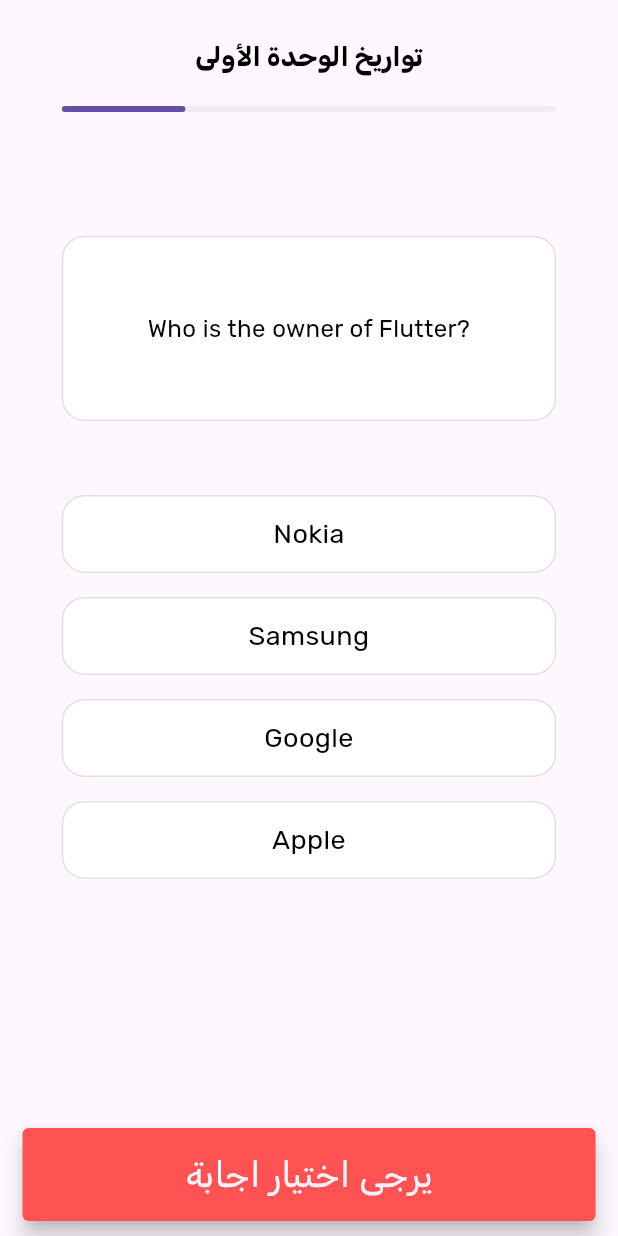
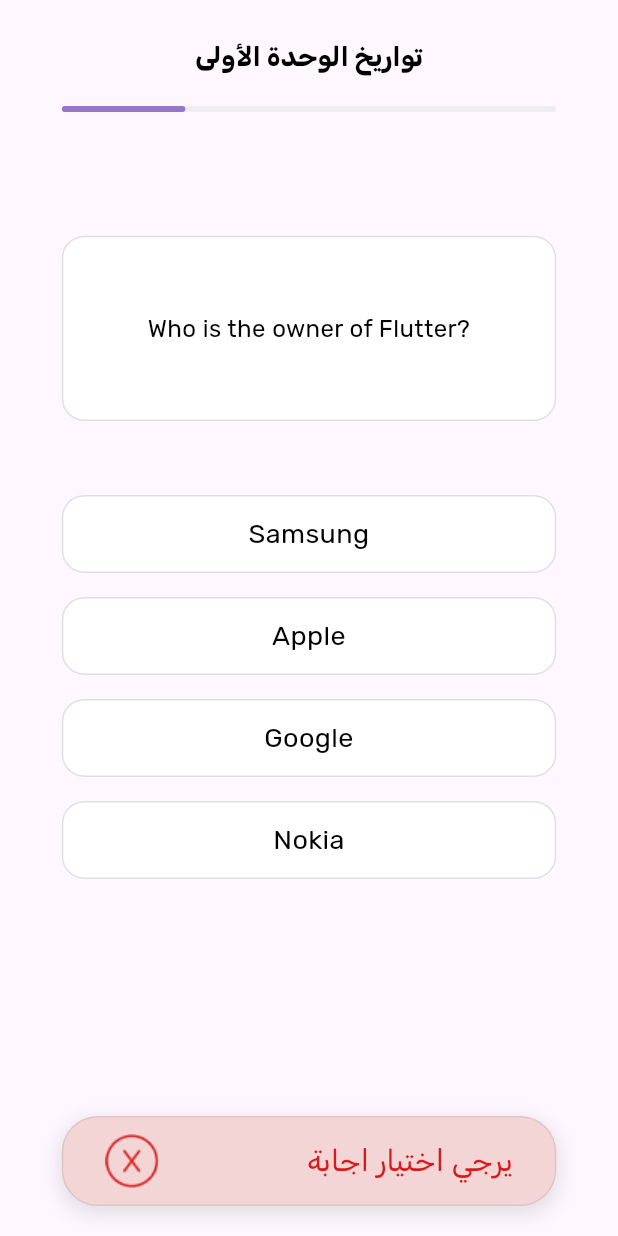
Before and after one commit to mohammed-el-amine-kichah/bac-helper-science, a Flutter app: the QuizGameScreen screen opened directly, after a tap on "التالي", on a phone screen of 412 x 824 dp. Run offline on Flutter 3.47's test engine with Material 3 defaults, Android fonts, the phone set to English and light mode, and no system bars; drawn by our look-alikes of flutter_animate; our stand-ins replace animated_splash_screen, flip_card, flutter_svg, lottie, shared_preferences, sqflite; accounts and stored records are empty.

Commit message:
fix ui issues

```diff
--- a/lib/flashCards/sc_flash_card.dart
+++ b/lib/flashCards/sc_flash_card.dart
@@ -93,7 +93,7 @@ class _ScFlashCardState extends State<ScFlashCard> {
                             color:  isDarkMode ? Colors.grey.withOpacity(0.01): Colors.grey.withOpacity(0.4), // Shadow color
                             spreadRadius: 2, // Spread radius
                             blurRadius: 10, // Blur radius
-                            offset: Offset(0, 5), // Offset in the x and y direction
+                            offset: const Offset(0, 5), // Offset in the x and y direction
                           ),
                         ],
 
--- a/lib/models/fetch_quiz_questions.dart
+++ b/lib/models/fetch_quiz_questions.dart
@@ -1,3 +1,5 @@
+
+import 'dart:math';
 
 class Question {
   final String questionText;
@@ -14,10 +16,10 @@ class Answer {
 }
 
 List<Question> getQuestions() {
-  List<Question> list = [];
+  List<Question> questions = [];
   //ADD questions and answer here
 
-  list.add(Question(
+  questions.add(Question(
     "Who is the owner of Flutter?",
     [
       Answer("Nokia", false),
@@ -27,7 +29,7 @@ List<Question> getQuestions() {
     ],
   ));
 
-  list.add(Question(
+  questions.add(Question(
     "Who owns Iphone?",
     [
       Answer("Apple", true),
@@ -37,7 +39,7 @@ List<Question> getQuestions() {
     ],
   ));
 
-  list.add(Question(
+  questions.add(Question(
     "Youtube is _________  platform? Who owns Iphone",
     [
       Answer("Music Sharing", false),
@@ -47,13 +49,16 @@ List<Question> getQuestions() {
     ],
   ));
 
-  list.add(Question(
+  questions.add(Question(
     "Flutter user dart as a language?",
     [
       Answer("True", true),
       Answer("False", false),
     ],
   ));
+  for (var question in questions) {
+    question.answersList.shuffle(Random());
+  }
 
-  return list;
+  return questions;
 }
--- a/lib/screens/quiz_game_screen.dart
+++ b/lib/screens/quiz_game_screen.dart
@@ -1,5 +1,10 @@
+import 'dart:async';
+
+import 'package:bac_helper_sc/provider/dark_mode.dart';
 import 'package:bac_helper_sc/screens/quiz_selection_screen.dart';
 import 'package:flutter/material.dart';
+import 'package:flutter_animate/flutter_animate.dart';
+import 'package:provider/provider.dart';
 import '../models/fetch_quiz_questions.dart';
 import 'home_page.dart'; // Ensure this is the only import for Question
 
@@ -18,15 +23,29 @@ class _QuizGameScreenState extends State<QuizGameScreen> {
   Answer? selectedAnswer;
   Answer? correctAnswer;
   bool isAnswered = false; // To track if the user has answered
+ bool showErrorMessage = false;
 
+ void _showErrorMessage() {
+   setState(() {
+     showErrorMessage = true; // Show the success message container
+   });
+
+   // Hide the container after 1 second
+   Timer(const Duration(milliseconds: 2700), () {
+     setState(() {
+       showErrorMessage = false; // Hide the success message container
+     });
+   });
+ }
   @override
   Widget build(BuildContext context) {
+    bool isDarkMode = Provider.of<ThemeNotifier>(context).isDarkMode;
     return PopScope(
         canPop: false,
         onPopInvokedWithResult: (bool didPop, dynamic result) async {
           if (didPop) return;
 
-          final shouldPop = await _showExitConfirmationDialog();
+          final shouldPop = await _showExitConfirmationDialog(isDarkMode);
 
           if (shouldPop) {
             Navigator.of(context).pushAndRemoveUntil(
@@ -47,7 +66,7 @@ class _QuizGameScreenState extends State<QuizGameScreen> {
                   .of(context)
                   .size
                   .height * 0.03),
-              Text(
+              const Text(
                 'تواريخ الوحدة الأولى',
                 style: TextStyle(fontSize: 18, fontWeight: FontWeight.bold),
               ),
@@ -58,9 +77,10 @@ class _QuizGameScreenState extends State<QuizGameScreen> {
                     .size
                     .width * 0.8,
                 child: LinearProgressIndicator(
+                  color: isDarkMode ? Colors.deepPurple.shade400 : Colors.deepPurple.shade300,
                   borderRadius: BorderRadius.circular(15),
                   minHeight: 4,
-                  backgroundColor: Colors.grey.shade200,
+                  backgroundColor: isDarkMode? Colors.grey.shade400 : Colors.grey.shade200 ,
                   value: (currentQuestionIndex + 1) / questionList.length,
                 ),
               ),
@@ -69,7 +89,7 @@ class _QuizGameScreenState extends State<QuizGameScreen> {
                   .size
                   .height * 0.1),
               Container(
-                padding: EdgeInsets.symmetric(horizontal: 2),
+                padding: const EdgeInsets.symmetric(horizontal: 2),
                 height: MediaQuery
                     .of(context)
                     .size
@@ -81,16 +101,16 @@ class _QuizGameScreenState extends State<QuizGameScreen> {
                 alignment: Alignment.center,
                 decoration: BoxDecoration(
                   border: Border.all(
-                    color: Colors.grey.shade300,
+                    color: isDarkMode ? Colors.grey : Colors.grey.shade300,
                     width: 1,
                   ),
                   borderRadius: BorderRadius.circular(15),
-                  color: Colors.white,
+                  color: isDarkMode ? const Color(0xFF484848): Colors.white,
                 ),
                 child: Text(
                   questionList[currentQuestionIndex].questionText,
                   textAlign: TextAlign.center,
-                  style: TextStyle(
+                  style: const TextStyle(
                     fontSize: 16,
                   ),
                 ),
@@ -101,10 +121,59 @@ class _QuizGameScreenState extends State<QuizGameScreen> {
                     .size
                     .height * 0.05,
               ),
-              _answerList(),
-              Spacer(),
+              _answerList(isDarkMode),
+              const Spacer(),
+                  if (showErrorMessage)
+                    Center(
+                      child: Container(
+                          height: 60,
+                          width: MediaQuery.of(context).size.width * 0.8,
+                          padding: const EdgeInsets.symmetric(horizontal: 28, vertical: 10),
+                          decoration: BoxDecoration(
+                            border: Border.all(
+                              color: const Color(0xFFDFC4C4),
+                              width: 1,
+                            ),
+                            color: const Color(0xFFF4D5D5),
+                            borderRadius: BorderRadius.circular(24),
+                            boxShadow: [
+                              BoxShadow(
+                                color: Colors.black.withOpacity(0.1), // Shadow color
+                                spreadRadius: 2, // How much the shadow spreads
+                                blurRadius: 10, // How blurred the shadow is
+                                offset: const Offset(0, 4), // Shadow position (x, y)
+                              ),
+                            ],
+                          ),
+
+                          child:
+                          Row(
+                            children: [
+                              Image.asset('assets/images/fail_icon.png'),
+                              const Spacer(),
+                              const Text(
+                                'يرجي اختيار اجابة',
+                                textAlign: TextAlign.end,
+                                style: TextStyle(
+                                  color: Color(0xFFD71A1A),
+                                  fontSize: 20,
+                                ),
+                              ),
+                            ],
+                          )
+
+                      ). animate()
+                          .shimmer(delay : 200.ms, duration: 1800.ms)
+                          .shake(hz:3, curve: Curves.easeInOutCubic)
+                          .scaleXY(end: 1.1, duration: 600.ms)
+                          .then(delay: 600.ms)
+                          .scaleXY(end: 1/1.1),
+                    ),
+                  if(!showErrorMessage)
                     _nextButton(),
-              SizedBox(height: 20), // Adds 20px space from the bottom
+                  const SizedBox(height: 20,),
+
+
             ],
           ),
         ),
@@ -116,38 +185,20 @@ class _QuizGameScreenState extends State<QuizGameScreen> {
   Widget _nextButton() {
     bool isLastQuestion = currentQuestionIndex == questionList.length - 1;
 
-    return Container(
+    return SizedBox(
       width: MediaQuery
           .of(context)
           .size
           .width * 0.4,
       height: 48,
       child: ElevatedButton(
-        child: Text(
-          isLastQuestion ? "النتيجة" : "التالي",
-          style: TextStyle(fontSize: 24, fontWeight: FontWeight.bold),
-        ),
         style: ElevatedButton.styleFrom(
           backgroundColor: Colors.deepPurple,
           foregroundColor: Colors.white,
         ),
         onPressed: () {
           if (selectedAnswer == null) {
-            ScaffoldMessenger.of(context).showSnackBar(
-              SnackBar(
-                content: Text(
-                  'يرجى اختيار اجابة',
-                  textAlign: TextAlign.center,
-                  style: TextStyle(fontSize: 24),
-                ),
-                duration: Duration(seconds: 1, milliseconds: 500),
-                // Duration for which the SnackBar is displayed
-                behavior: SnackBarBehavior.floating,
-                // Ensures the SnackBar stays at the bottom
-                backgroundColor: Colors
-                    .redAccent, // Customize the background color
-              ),
-            );
+           _showErrorMessage();
           } else {
             // Mark that the question has been answered
             isAnswered = true;
@@ -164,7 +215,7 @@ class _QuizGameScreenState extends State<QuizGameScreen> {
             }
 
             // Delay moving to the next question
-            Future.delayed(Duration(milliseconds: 500), () {
+            Future.delayed(const Duration(milliseconds: 500), () {
               if (isLastQuestion) {
                 showDialog(
                     context: context, builder: (_) => _showScoreDialog());
@@ -179,6 +230,10 @@ class _QuizGameScreenState extends State<QuizGameScreen> {
             });
           }
         },
+        child: Text(
+          isLastQuestion ? "النتيجة" : "التالي",
+          style: const TextStyle(fontSize: 24, fontWeight: FontWeight.bold),
+        ),
       ),
     );
   }
@@ -196,16 +251,16 @@ class _QuizGameScreenState extends State<QuizGameScreen> {
         title: Text(
           " نتيجتك هي : $score / 10 ",
           textAlign: TextAlign.end,
-          style: TextStyle(fontSize: 18),
+          style: const TextStyle(fontSize: 18),
         ),
         content: Column(
           crossAxisAlignment: CrossAxisAlignment.end,
           mainAxisSize: MainAxisSize.min,
           children: [
             Text(
-              '$remark',
+              remark,
               textAlign: TextAlign.end,
-              style: TextStyle(fontSize: 16),
+              style: const TextStyle(fontSize: 16),
             ),
             const SizedBox(
               height: 10,
@@ -214,7 +269,6 @@ class _QuizGameScreenState extends State<QuizGameScreen> {
               mainAxisAlignment: MainAxisAlignment.start,
               children: [
                 ElevatedButton(
-                  child: const Text("العودة"),
                   style: ElevatedButton.styleFrom(
                     backgroundColor: Colors.deepPurple,
                     foregroundColor: Colors.white,
@@ -226,6 +280,7 @@ class _QuizGameScreenState extends State<QuizGameScreen> {
                             builder: (context) =>
                             const QuizSelectionScreen()));
                   },
+                  child: const Text("العودة"),
                 ),
               ],
             ),
@@ -233,40 +288,61 @@ class _QuizGameScreenState extends State<QuizGameScreen> {
         ));
   }
 
-  Widget _answerList() {
+  Widget _answerList(bool dark) {
     return Column(
       children: questionList[currentQuestionIndex]
           .answersList
-          .map((e) => _answerButton(e))
+          .map((e) => _answerButton(e,dark))
           .toList(),
     );
   }
-  Future<bool> _showExitConfirmationDialog() async {
+  Future<bool> _showExitConfirmationDialog(bool dark) async {
     return await showDialog(
       context: context,
       builder: (BuildContext context) {
         return AlertDialog(
-          title: Text('هل تريد الخروج من الاختبار؟'),
-          content: Text('نتيجتك الحالية: $score / ${currentQuestionIndex + 1}'),
-          actions: <Widget>[
+          title: const Text('هل تريد الخروج من الاختبار؟',textAlign: TextAlign.end,style: TextStyle(fontSize: 19),),
+          content: Column(
+            crossAxisAlignment: CrossAxisAlignment.end,
+            mainAxisSize: MainAxisSize.min,
+            children: [
+              Text('نتيجتك الحالية : $score / ${currentQuestionIndex + 1}',textAlign: TextAlign.end),
+              const SizedBox(height: 15,),
+              Row(
+                children: [
                   TextButton(
-              child: Text('استمرار'),
+                    style: TextButton.styleFrom(
+                      foregroundColor: Colors.white,
+                      backgroundColor: Colors.deepPurple,
+                    ),
+                    child: const Text('استمرار'),
                     onPressed: () => Navigator.of(context).pop(false),
                   ),
+                  const SizedBox(width: 15,),
                   TextButton(
-              child: Text('العودة للصفحة الرئيسية'),
+                    style: TextButton.styleFrom(
+                      foregroundColor: dark ? Colors.white: Colors.black,
+                      backgroundColor: dark? Colors.grey :  Colors.grey.shade200 ,
+                    ),
+                    child: const Text('الخروج'),
                     onPressed: () => Navigator.of(context).pop(true),
                   ),
                 ],
+              ),
+
+            ],
+          )
+
+
         );
       },
     ) ?? false; // If the dialog is dismissed, default to false
   }
-  Widget _answerButton(Answer answer) {
+  Widget _answerButton(Answer answer , bool dark) {
     bool isSelected = answer == selectedAnswer;
-    Color buttonColor = Colors.white; // Default button color
-    Color textColor = Colors.black;   // Default text color
-    Color borderColor = Colors.grey.shade300; // Default border color
+    Color buttonColor = dark? const Color(0xFF484848):Colors.white ; // Default button color
+    Color textColor = dark? Colors.white :Colors.black;   // Default text color
+    Color borderColor = dark ? Colors.grey : Colors.grey.shade300; // Default border color
 
     if (isAnswered) {
       if (answer.isCorrect) {
@@ -278,8 +354,6 @@ class _QuizGameScreenState extends State<QuizGameScreen> {
         textColor = Colors.white;    // Text color for incorrect selected answers
         borderColor = Colors.red;    // Incorrect answer border color
       } else {
-        buttonColor = Colors.white;  // Other answers remain white
-        textColor = Colors.black;    // Text remains black for unselected answers
         borderColor = Colors.grey.shade300; // Unselected answers' border
       }
     } else if (isSelected) {
--- a/lib/screens/quiz_selection_screen.dart
+++ b/lib/screens/quiz_selection_screen.dart
@@ -54,7 +54,7 @@ class QuizSelectionScreen extends StatelessWidget {
           ),
           body: Container(
             width: double.infinity,
-            padding: EdgeInsets.all(16),
+            padding: const EdgeInsets.all(16),
             child: Column(
               crossAxisAlignment: CrossAxisAlignment.center,
               children: [
@@ -69,7 +69,7 @@ class QuizSelectionScreen extends StatelessWidget {
                               imageAsset: quiz.asset,
                               title: quiz.type,
                               onTap: () {
-                                Navigator.push(context, MaterialPageRoute(builder: (context) => QuizGameScreen()));
+                                Navigator.push(context, MaterialPageRoute(builder: (context) => const QuizGameScreen()));
 
                               })
 
--- a/lib/screens/timer.dart
+++ b/lib/screens/timer.dart
@@ -148,14 +148,14 @@ class _TimerScreenState extends State<TimerScreen> {
                       'عدد الساعات المتبقية: $hours\n'
                       'عدد الدقائق المتبقية  : $minutes\n'
                       'عدد الثـواني الـمتبقية  : $seconds',
-                  style: Theme.of(context).textTheme.headlineMedium,
+                  style: Theme.of(context).textTheme.headlineSmall,
                   textAlign: TextAlign.right,
                 ),
               SizedBox(height: MediaQuery.of(context).size.height * 0.1,),
               if (_isTimerRunning)
                 Text(
                   'تاريخ البكالوريا هو: $formattedDate',
-                  style: const TextStyle(fontSize: 20,fontWeight:FontWeight.w500 ),
+                  style: const TextStyle(fontSize: 20,fontWeight:FontWeight.w300 ),
 
 
                   textAlign: TextAlign.right,
--- a/pubspec.yaml
+++ b/pubspec.yaml
@@ -23,6 +23,7 @@ dependencies:
   flip_card: ^0.7.0
   path: ^1.9.0
   sqflite: ^2.3.3+1
+  flutter_animate: ^4.5.0
 
 
 
```
Also changed, not shown: lib/components/text_form_field_arabic.dart (+7 -24 lines), lib/flashCards/manage_flash_cards_screen.dart (+23 -9 lines), assets/images/fail_icon.png (added), assets/images/success_icon.png (added), pubspec.lock. Lines whose indentation alone changed are shown as unchanged.
